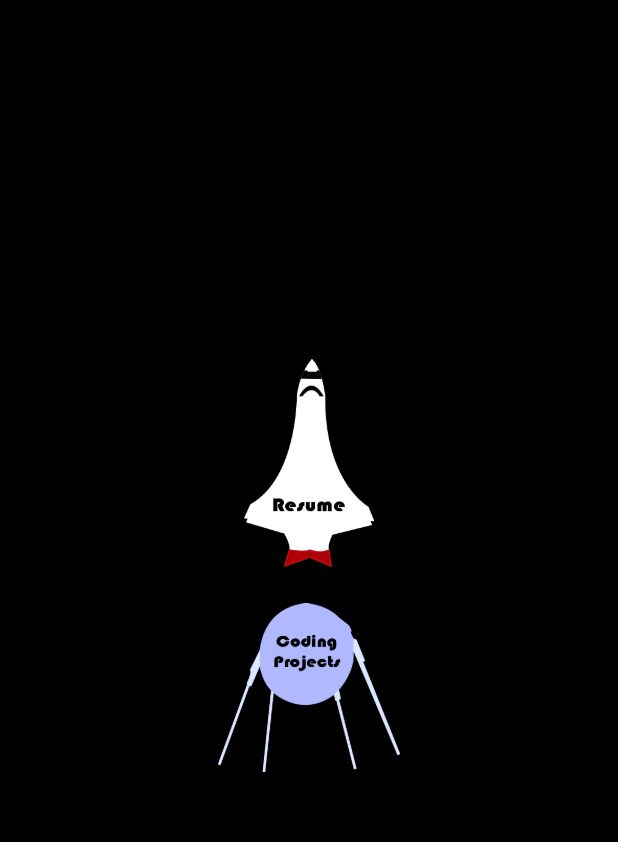
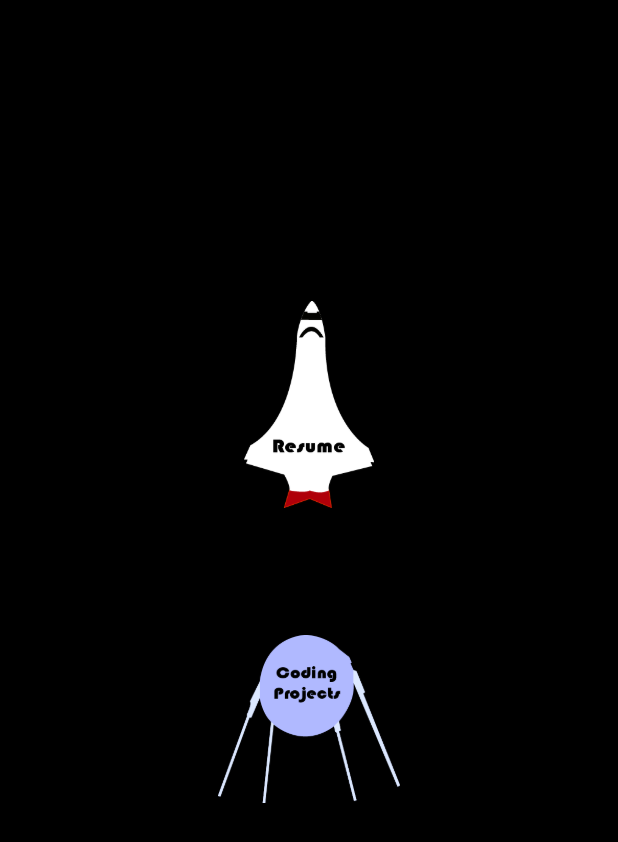
Before and after one commit to john-smarr/PortfolioSite, a Flutter app: the screen it shows after launch, on a phone screen of 412 x 824 dp. Shown: the top 842 px of the screen. Run offline on Flutter 3.47's test engine with Material 2 defaults, Android fonts, the phone set to English and light mode, and no system bars; drawn by our look-alikes of animated_background; our stand-ins replace flutter_riverpod, graphql_flutter.

Commit message:
Coding Experience Page Changes and Added Graphql

```diff
--- a/lib/pages/home_page.dart
+++ b/lib/pages/home_page.dart
@@ -1,5 +1,6 @@
 //import 'dart:html';
 import 'package:animated_background/animated_background.dart';
+import 'package:flutter/foundation.dart';
 import 'package:flutter/material.dart';
 import 'package:js_portfolio_flutter/pages/resume_page.dart';
 import 'package:js_portfolio_flutter/pages/coding_experience_page.dart';
@@ -19,7 +20,6 @@ class HomePage extends StatelessWidget {
             Container(
               height: 1 / 10 * MediaQuery.of(context).size.height,
               alignment: Alignment.topLeft,
-              //child: const OpeningParagraph(),
             ),
             Padding(
               padding: const EdgeInsets.all(10),
@@ -36,23 +36,6 @@ class HomePage extends StatelessWidget {
           ],
         ),
       ),
-    );
-  }
-}
-
-class OpeningParagraph extends StatelessWidget {
-  const OpeningParagraph({super.key});
-
-  @override
-  Widget build(BuildContext context) {
-    return Padding(
-      padding: const EdgeInsets.only(left: 8, top: 12),
-      child: RichText(
-          text: const TextSpan(children: [
-        TextSpan(
-            text: 'Hello and welcome to John Smarr\'s portfolio site!',
-            style: TextStyle(color: Colors.white, fontSize: 40))
-      ])),
     );
   }
 }
@@ -90,13 +73,14 @@ class _OrientationDesignState extends State<OrientationDesign> {
             padding: const EdgeInsets.only(left: 8),
             child: ConstrainedBox(
                 constraints: BoxConstraints(
+                    maxHeight: MediaQuery.of(context).size.height / 2,
                     maxWidth: MediaQuery.of(context).size.width / 4),
-                child: const ResumeBookWidget()),
+                child: const ResumeRocketButton()),
           ),
           ConstrainedBox(
               constraints: BoxConstraints(
                   maxWidth: MediaQuery.of(context).size.width / 3),
-              child: const CodingExperienceBookWidget())
+              child: const CodingExperienceRocketButton())
         ],
       );
     } else {
@@ -104,26 +88,35 @@ class _OrientationDesignState extends State<OrientationDesign> {
         mainAxisAlignment: MainAxisAlignment.center,
         children: [
           Padding(
-            padding: const EdgeInsets.only(bottom: 8),
+            padding: const EdgeInsets.only(bottom: 50),
             child: ConstrainedBox(
                 constraints: BoxConstraints(
                     maxWidth: MediaQuery.of(context).size.width / 4,
                     maxHeight: MediaQuery.of(context).size.height / 4),
-                child: const ResumeBookWidget()),
+                child: const ResumeRocketButton()),
           ),
           ConstrainedBox(
               constraints: BoxConstraints(
+                  minHeight: MediaQuery.of(context).size.height / 5,
                   maxWidth: MediaQuery.of(context).size.width / 3,
                   maxHeight: MediaQuery.of(context).size.height / 4),
-              child: const CodingExperienceBookWidget())
+              child: const CodingExperienceRocketButton())
         ],
       );
     }
   }
 }
 
-class ResumeBookWidget extends StatelessWidget {
-  const ResumeBookWidget({super.key});
+class ResumeRocketButton extends StatefulWidget {
+  const ResumeRocketButton({super.key});
+
+  @override
+  State<ResumeRocketButton> createState() => _ResumeRocketButtonState();
+}
+
+class _ResumeRocketButtonState extends State<ResumeRocketButton>
+    with TickerProviderStateMixin {
+  ParticleOptions particles = ParticleOptions();
   @override
   Widget build(BuildContext context) {
     return TextButton(
@@ -133,14 +126,13 @@ class ResumeBookWidget extends StatelessWidget {
       },
       child: Image.asset(
         'assets/images/Resume_Rocket.png',
-        //width: MediaQuery.of(context).size.width / 3,
       ),
     );
   }
 }
 
-class CodingExperienceBookWidget extends StatelessWidget {
-  const CodingExperienceBookWidget({super.key});
+class CodingExperienceRocketButton extends StatelessWidget {
+  const CodingExperienceRocketButton({super.key});
 
   @override
   Widget build(BuildContext context) {
--- a/pubspec.yaml
+++ b/pubspec.yaml
@@ -36,6 +36,7 @@ dependencies:
   animated_background: ^2.0.0
   cupertino_icons: ^1.0.2
   flutter_riverpod: ^2.1.3
+  graphql_flutter: ^5.1.2
 
 dev_dependencies:
   flutter_test:
```
Also changed, not shown: lib/pages/coding_experience_page.dart (+22 -9 lines), pubspec.lock, 3 other files.
